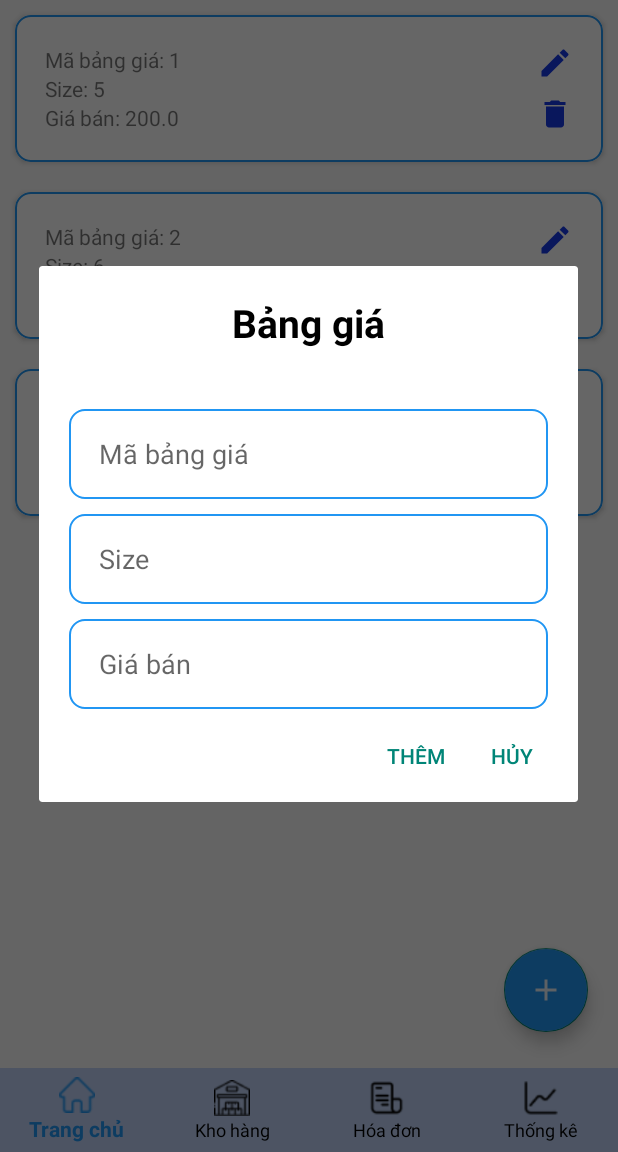
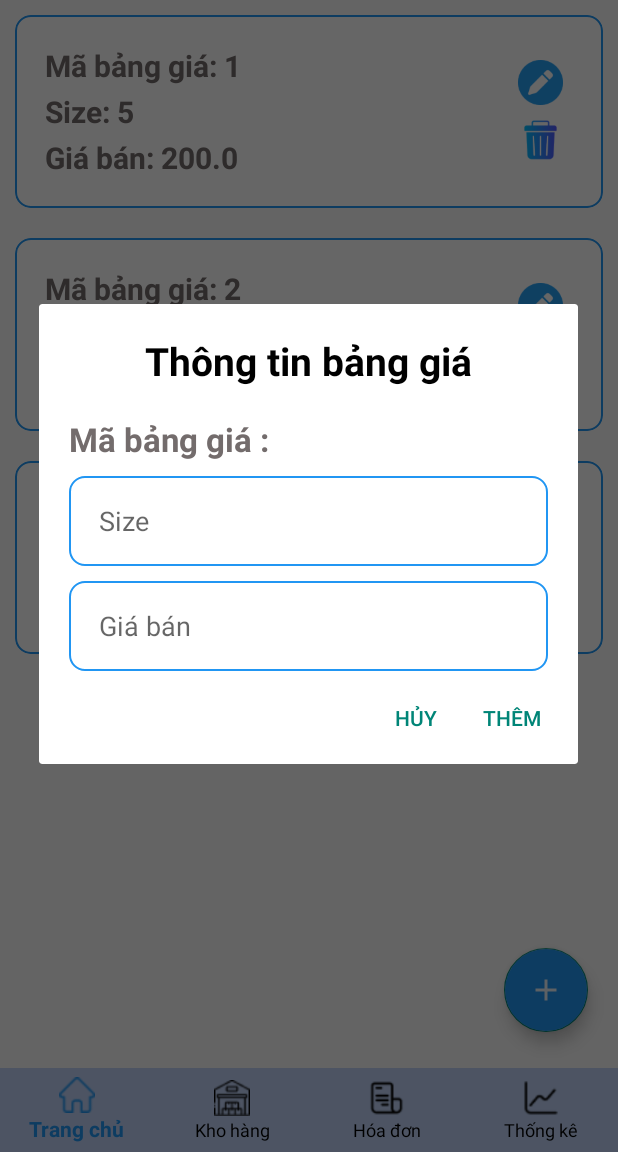
Before and after one commit to DwngSagn38/DA1_QLDH, an Android app: the fragment fragment_banggiatheosize placed in its activity, after a tap on an icon or button, on a phone screen of 412 x 824 dp, the part 84-1236 px from its top. Run offline under Robolectric (Android 15) with nearby library versions, the phone set to English and light mode, and no system bars; libraries missing offline, so code that uses them is left out: me.relex.circleindicator; 8 statements that could not run were skipped.

Commit message:
test & validate banggia

```diff
--- a/app/src/main/AndroidManifest.xml
+++ b/app/src/main/AndroidManifest.xml
@@ -13,7 +13,7 @@
         android:theme="@style/Theme.DA1_QLDH_YUII"
         tools:targetApi="31" >
         <activity
-            android:name=".Welcome"
+            android:name=".DangNhap"
             android:exported="false" />
         <activity
             android:name=".Navigation"
@@ -22,7 +22,7 @@
             android:name=".MainActivity"
             android:exported="false" />
         <activity
-            android:name=".DangNhap"
+            android:name=".Welcome"
             android:exported="true" >
             <intent-filter>
                 <action android:name="android.intent.action.MAIN" />
--- a/app/src/main/java/com/example/da1_qldh_yuii/PhotoAdapter.java
+++ b/app/src/main/java/com/example/da1_qldh_yuii/adapter/PhotoAdapter.java
@@ -1,4 +1,4 @@
-package com.example.da1_qldh_yuii;
+package com.example.da1_qldh_yuii.adapter;
 
 import android.content.Context;
 import android.view.LayoutInflater;
@@ -11,6 +11,7 @@ import androidx.viewpager.widget.PagerAdapter;
 
 
 import com.bumptech.glide.Glide;
+import com.example.da1_qldh_yuii.R;
 import com.example.da1_qldh_yuii.model.Photo;
 
 import java.util.List;
--- a/app/src/main/java/com/example/da1_qldh_yuii/ThanhVienAdapter.java
+++ b/app/src/main/java/com/example/da1_qldh_yuii/adapter/ThanhVienAdapter.java
@@ -1,4 +1,4 @@
-package com.example.da1_qldh_yuii;
+package com.example.da1_qldh_yuii.adapter;
 
 import android.app.Activity;
 import android.content.Context;
@@ -9,6 +9,7 @@ import android.view.ViewGroup;
 import androidx.annotation.NonNull;
 import androidx.recyclerview.widget.RecyclerView;
 
+import com.example.da1_qldh_yuii.R;
 import com.example.da1_qldh_yuii.dao.ThanhVienDAO;
 import com.example.da1_qldh_yuii.model.ThanhVien;
 
--- a/app/src/main/java/com/example/da1_qldh_yuii/fragment/fragment_banggiatheosize.java
+++ b/app/src/main/java/com/example/da1_qldh_yuii/fragment/fragment_banggiatheosize.java
@@ -71,15 +71,18 @@ public class fragment_banggiatheosize extends Fragment {
         View view = inflater.inflate(R.layout.dl_them_banggiatheosize, null);
         builder.setView(view);
 
-        EditText edtMaBangGiaAdd = view.findViewById(R.id.edtMaBangGiaAdd);
         EditText edtSizeAdd = view.findViewById(R.id.edtSizeAdd);
         EditText edtGiaBanAdd = view.findViewById(R.id.edtGiaBanAdd);
 
         //thêm
-        builder.setNegativeButton("Thêm", new DialogInterface.OnClickListener() {
+        builder.setPositiveButton("Thêm", new DialogInterface.OnClickListener() {
             @Override
             public void onClick(DialogInterface dialog, int which) {
 
+                String checkSize = edtSizeAdd.getText().toString().trim();
+                String checkGiaban = edtGiaBanAdd.getText().toString().trim();
+
+                if (isInt(checkSize) && isDouble(checkGiaban)){
                     int size = Integer.parseInt(edtSizeAdd.getText().toString());
                     double giaBan = Double.parseDouble(edtGiaBanAdd.getText().toString());
 
@@ -92,23 +95,31 @@ public class fragment_banggiatheosize extends Fragment {
                     }else{
                         Toast.makeText(getContext(), "Thêm thất bại", Toast.LENGTH_SHORT).show();
                     }
-
+                }else {
+                    Toast.makeText(getContext(), "Size hoặc giá bán chưa hợp lệ", Toast.LENGTH_SHORT).show();
+                }
             }
         });
 
         //hủy
-        builder.setPositiveButton("Hủy", new DialogInterface.OnClickListener() {
-            @Override
-            public void onClick(DialogInterface dialog, int which) {
-
-            }
-        });
+        builder.setNegativeButton("Hủy",null);
 
 
         AlertDialog alertDialog = builder.create();
         alertDialog.show();
     }
 
+    public boolean isInt(String so){
+        return so.matches("\\d++");
+    }
+    public boolean isDouble(String value) {
+        try {
+            Double.parseDouble(value);
+            return true;
+        } catch (NumberFormatException e) {
+            return false;
+        }
+    }
 
 
 }
--- a/app/src/main/java/com/example/da1_qldh_yuii/fragment/fragment_trangchu.java
+++ b/app/src/main/java/com/example/da1_qldh_yuii/fragment/fragment_trangchu.java
@@ -12,7 +12,7 @@ import android.view.View;
 import android.view.ViewGroup;
 
 import com.example.da1_qldh_yuii.model.Photo;
-import com.example.da1_qldh_yuii.PhotoAdapter;
+import com.example.da1_qldh_yuii.adapter.PhotoAdapter;
 import com.example.da1_qldh_yuii.R;
 
 import java.util.ArrayList;
--- a/app/src/main/java/com/example/da1_qldh_yuii/model/BangGia.java
+++ b/app/src/main/java/com/example/da1_qldh_yuii/model/BangGia.java
@@ -10,6 +10,11 @@ public class BangGia {
 
     public BangGia(int maBangGia, int size, double giaBan) {
         this.maBangGia = maBangGia;
+        this.size = size;
+        this.giaBan = giaBan;
+    }
+
+    public BangGia(int size, double giaBan) {
         this.size = size;
         this.giaBan = giaBan;
     }
--- a/app/src/main/res/drawable/item_delete.xml
+++ /dev/null
@@ -1,5 +0,0 @@
-<vector android:height="24dp" android:tint="#173AE8"
-    android:viewportHeight="24" android:viewportWidth="24"
-    android:width="24dp" xmlns:android="http://schemas.android.com/apk/res/android">
-    <path android:fillColor="@android:color/white" android:pathData="M6,19c0,1.1 0.9,2 2,2h8c1.1,0 2,-0.9 2,-2V7H6v12zM19,4h-3.5l-1,-1h-5l-1,1H5v2h14V4z"/>
-</vector>
--- a/app/src/main/res/drawable/item_edit.xml
+++ /dev/null
@@ -1,5 +0,0 @@
-<vector android:height="24dp" android:tint="#173AE8"
-    android:viewportHeight="24" android:viewportWidth="24"
-    android:width="24dp" xmlns:android="http://schemas.android.com/apk/res/android">
-    <path android:fillColor="@android:color/white" android:pathData="M3,17.25V21h3.75L17.81,9.94l-3.75,-3.75L3,17.25zM20.71,7.04c0.39,-0.39 0.39,-1.02 0,-1.41l-2.34,-2.34c-0.39,-0.39 -1.02,-0.39 -1.41,0l-1.83,1.83 3.75,3.75 1.83,-1.83z"/>
-</vector>
--- a/app/src/main/res/layout/dl_them_banggiatheosize.xml
+++ b/app/src/main/res/layout/dl_them_banggiatheosize.xml
@@ -9,7 +9,7 @@
     <TextView
         android:layout_width="wrap_content"
         android:layout_height="wrap_content"
-        android:text="Bảng giá"
+        android:text="Thông tin bảng giá"
         android:layout_gravity="center"
         android:textStyle="bold"
         android:textSize="26dp"
@@ -18,17 +18,26 @@
         />
 
 
-    <EditText
-        android:id="@+id/edtMaBangGiaAdd"
+    <LinearLayout
         android:layout_width="match_parent"
-        android:layout_height="60dp"
-        android:hint="Mã bảng giá"
-        android:background="@drawable/khung"
-        android:paddingLeft="20dp"
-        android:layout_marginRight="20dp"
-        android:layout_marginLeft="20dp"
-        android:layout_marginTop="20dp"
-        />
+        android:layout_height="wrap_content"
+        android:orientation="horizontal">
+        <TextView
+            android:layout_width="wrap_content"
+            android:layout_height="wrap_content"
+            android:layout_marginLeft="20dp"
+            android:text="Mã bảng giá : "
+            android:textColor="@color/brown"
+            android:textSize="22dp"
+            android:textStyle="bold"/>
+        <TextView
+            android:id="@+id/edtMaBangGiaAdd"
+            android:layout_width="match_parent"
+            android:layout_height="wrap_content"
+            android:textColor="@color/brown"
+            android:textSize="22dp"
+            android:textStyle="bold"/>
+    </LinearLayout>
 
     <EditText
         android:id="@+id/edtSizeAdd"
--- a/app/src/main/res/layout/item_rcv_banggiatheosize.xml
+++ b/app/src/main/res/layout/item_rcv_banggiatheosize.xml
@@ -18,10 +18,10 @@
         >
 
         <LinearLayout
-            android:layout_weight="9"
-            android:layout_width="0dp"
+            android:layout_width="310dp"
             android:layout_height="wrap_content"
             android:orientation="vertical"
+            android:layout_marginRight="5dp"
             >
 
 
@@ -29,21 +29,28 @@
                 android:id="@+id/txtMaBangGia"
                 android:layout_width="match_parent"
                 android:layout_height="wrap_content"
-
+                android:textColor="#736C6C"
+                android:textSize="20dp"
+                android:textStyle="bold"
                 />
 
             <TextView
                 android:id="@+id/txtSize"
                 android:layout_width="match_parent"
                 android:layout_height="wrap_content"
-
+                android:textColor="#736C6C"
+                android:textSize="20dp"
+                android:layout_marginVertical="3dp"
+                android:textStyle="bold"
                 />
 
             <TextView
                 android:id="@+id/txtGiaBan"
                 android:layout_width="match_parent"
                 android:layout_height="wrap_content"
-
+                android:textColor="#736C6C"
+                android:textSize="20dp"
+                android:textStyle="bold"
                 />
 
 
@@ -54,26 +61,22 @@
 
         <LinearLayout
             android:layout_width="wrap_content"
-            android:layout_height="wrap_content"
-            android:orientation="vertical"
-            >
+            android:layout_height="match_parent"
+            android:gravity="center_vertical"
+            android:orientation="vertical">
+
             <ImageView
                 android:id="@+id/imgEditBangGia"
-                android:layout_width="wrap_content"
-                android:layout_height="wrap_content"
-                android:src="@drawable/item_edit"
-                android:paddingBottom="10dp"
-
-                />
+                android:layout_width="30dp"
+                android:layout_height="30dp"
+                android:layout_marginBottom="8dp"
+                android:src="@drawable/item_edit" />
 
             <ImageView
                 android:id="@+id/imgDeleteBangGia"
-                android:layout_width="wrap_content"
-                android:layout_height="wrap_content"
-                android:src="@drawable/item_delete"
-
-
-                />
+                android:layout_width="30dp"
+                android:layout_height="30dp"
+                android:src="@drawable/item_delete" />
 
         </LinearLayout>
 
--- a/app/src/main/res/values/colors.xml
+++ b/app/src/main/res/values/colors.xml
@@ -9,5 +9,6 @@
     <color name="yellow">#FFEB3B</color>
     <color name="green">#4CAF50</color>
     <color name="pink">#E91E63</color>
+    <color name="brown">#736C6C</color>
 
 </resources>
```
Also changed, not shown: app/src/main/java/com/example/da1_qldh_yuii/adapter/BangGiaAdapter.java (+36 -10 lines), app/src/main/java/com/example/da1_qldh_yuii/dao/BangGiaTheoSizeDAO.java (+5 -5 lines), app/src/main/res/layout/dl_sua_banggiatheosize.xml (+20 -11 lines), app/src/main/res/drawable/item_delete.png (added), app/src/main/res/drawable/item_edit.png (added). Lines whose indentation alone changed are shown as unchanged.
